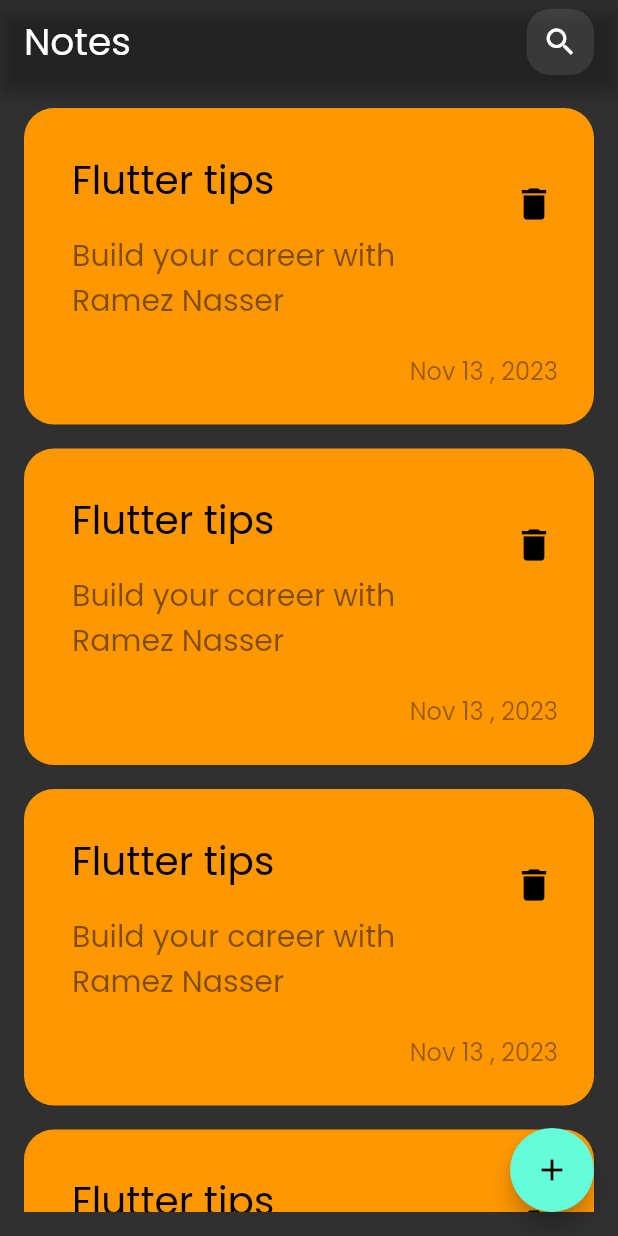
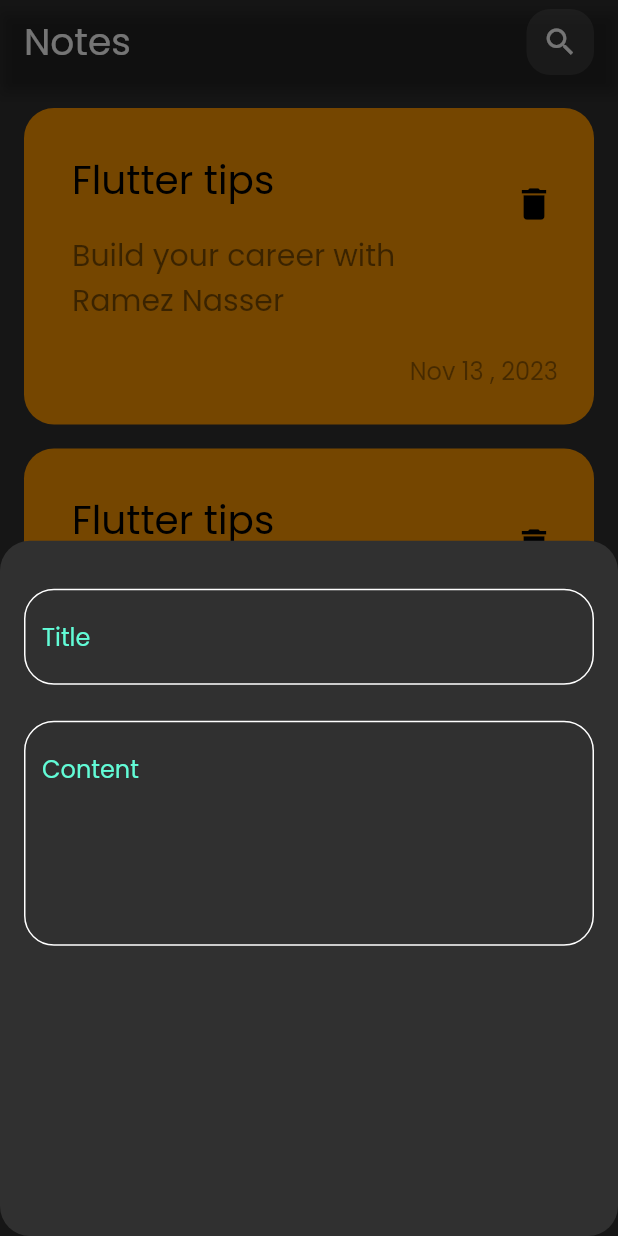
Before and after one commit to RamezNasser5/notes_app, a Flutter app: the screen it shows after launch, after a tap on the "add" icon, on a phone screen of 412 x 824 dp. Run offline on Flutter 3.47's test engine with Material 2 defaults, Android fonts, the phone set to English and light mode, and no system bars.

Commit message:
add notes bottom sheet with two text field title and content

```diff
--- /dev/null
+++ b/lib/consts.dart
@@ -0,0 +1,3 @@
+import 'dart:ui';
+
+const kPrimaryColor = Color(0xff62FCD7);
--- a/lib/views/notes_view.dart
+++ b/lib/views/notes_view.dart
@@ -1,4 +1,6 @@
 import 'package:flutter/material.dart';
+import 'package:notes_app/consts.dart';
+import 'package:notes_app/widgets/add_notes_bottom_sheet.dart';
 import 'package:notes_app/widgets/custom_search_icon.dart';
 import 'package:notes_app/widgets/notes_view_body.dart';
 
@@ -9,7 +11,16 @@ class NotesView extends StatelessWidget {
   Widget build(BuildContext context) {
     return Scaffold(
       floatingActionButton: FloatingActionButton(
-        onPressed: () {},
+        backgroundColor: kPrimaryColor,
+        onPressed: () {
+          showModalBottomSheet(
+              shape: RoundedRectangleBorder(
+                  borderRadius: BorderRadius.circular(20)),
+              context: context,
+              builder: (context) {
+                return const AddNotesBottomSheet();
+              });
+        },
         child: const Icon(Icons.add),
       ),
       appBar: AppBar(
--- /dev/null
+++ b/lib/widgets/add_notes_bottom_sheet.dart
@@ -0,0 +1,29 @@
+import 'package:flutter/material.dart';
+import 'package:notes_app/widgets/custom_text_field.dart';
+
+class AddNotesBottomSheet extends StatelessWidget {
+  const AddNotesBottomSheet({
+    super.key,
+  });
+
+  @override
+  Widget build(BuildContext context) {
+    return const Padding(
+      padding: EdgeInsets.symmetric(vertical: 32.0, horizontal: 16),
+      child: Column(
+        children: [
+          CustomTextField(
+            hint: 'Title',
+          ),
+          SizedBox(
+            height: 24,
+          ),
+          CustomTextField(
+            hint: 'Content',
+            maxLine: 5,
+          ),
+        ],
+      ),
+    );
+  }
+}
--- /dev/null
+++ b/lib/widgets/custom_text_field.dart
@@ -0,0 +1,27 @@
+import 'package:flutter/material.dart';
+import 'package:notes_app/consts.dart';
+
+class CustomTextField extends StatelessWidget {
+  const CustomTextField({super.key, required this.hint, this.maxLine = 1});
+  final String hint;
+  final int maxLine;
+
+  @override
+  Widget build(BuildContext context) {
+    return TextField(
+      cursorColor: kPrimaryColor,
+      maxLines: maxLine,
+      decoration: InputDecoration(
+        hintText: hint,
+        hintStyle: const TextStyle(color: kPrimaryColor),
+        border: customBorder(),
+        enabledBorder: customBorder(),
+        focusedBorder: customBorder(kPrimaryColor),
+      ),
+    );
+  }
+
+  OutlineInputBorder customBorder([color]) => OutlineInputBorder(
+      borderRadius: BorderRadius.circular(20),
+      borderSide: BorderSide(color: color ?? Colors.white));
+}
```
